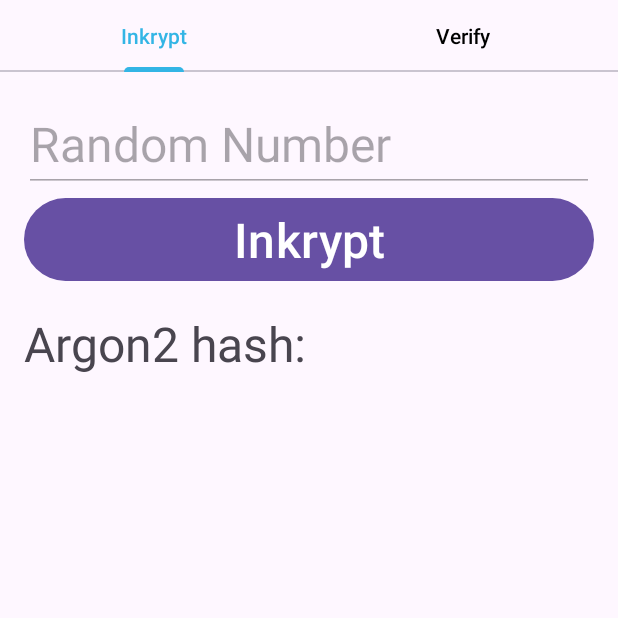
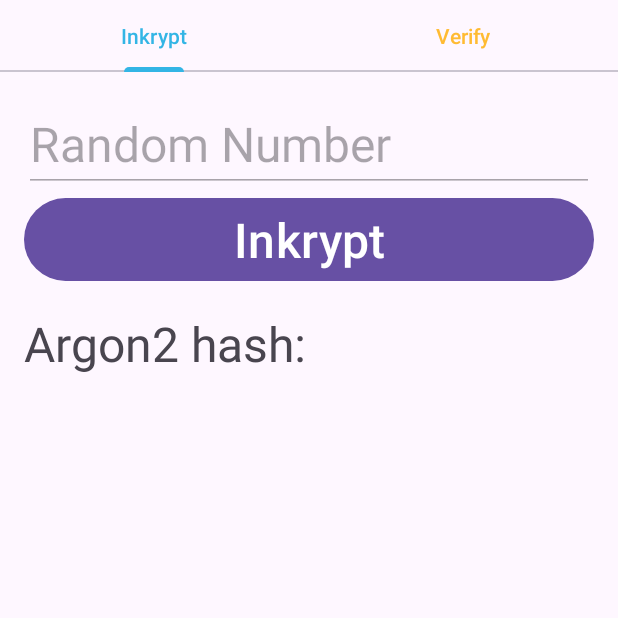
Before and after one commit to mveljko78/inkrypt-android, an Android app: the screen it shows after launch (MainActivity), on a phone screen of 412 x 824 dp, the top half of it. Run offline under Robolectric (Android 15) with nearby library versions, the phone set to English and light mode, and no system bars; libraries missing offline, so code that uses them is left out: com.lambdapioneer.argon2kt, de.mkammerer.argon2.

Commit message:
inactive tab text will be orange for better visibility

```diff
--- a/app/src/main/res/layout/activity_main.xml
+++ b/app/src/main/res/layout/activity_main.xml
@@ -12,7 +12,7 @@
         android:layout_height="wrap_content"
         app:tabIndicatorColor="@android:color/holo_blue_light"
         app:tabSelectedTextColor="@android:color/holo_blue_light"
-        app:tabTextColor="@android:color/black"
+        app:tabTextColor="@android:color/holo_orange_light"
         tools:ignore="MissingConstraints" />
 
     <androidx.viewpager2.widget.ViewPager2
```
